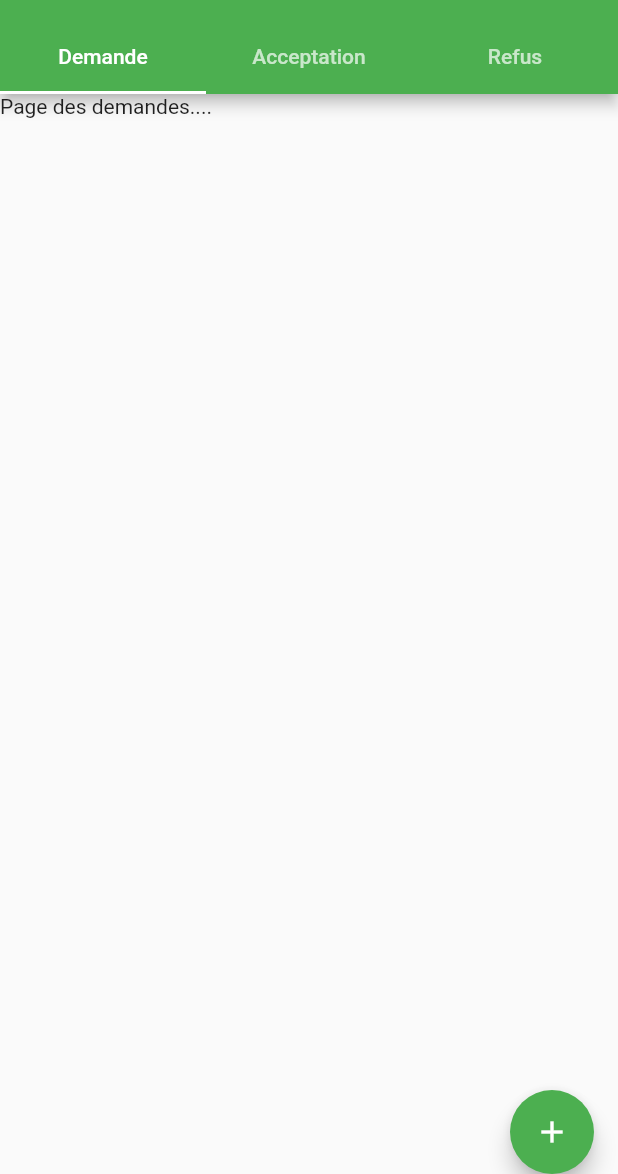
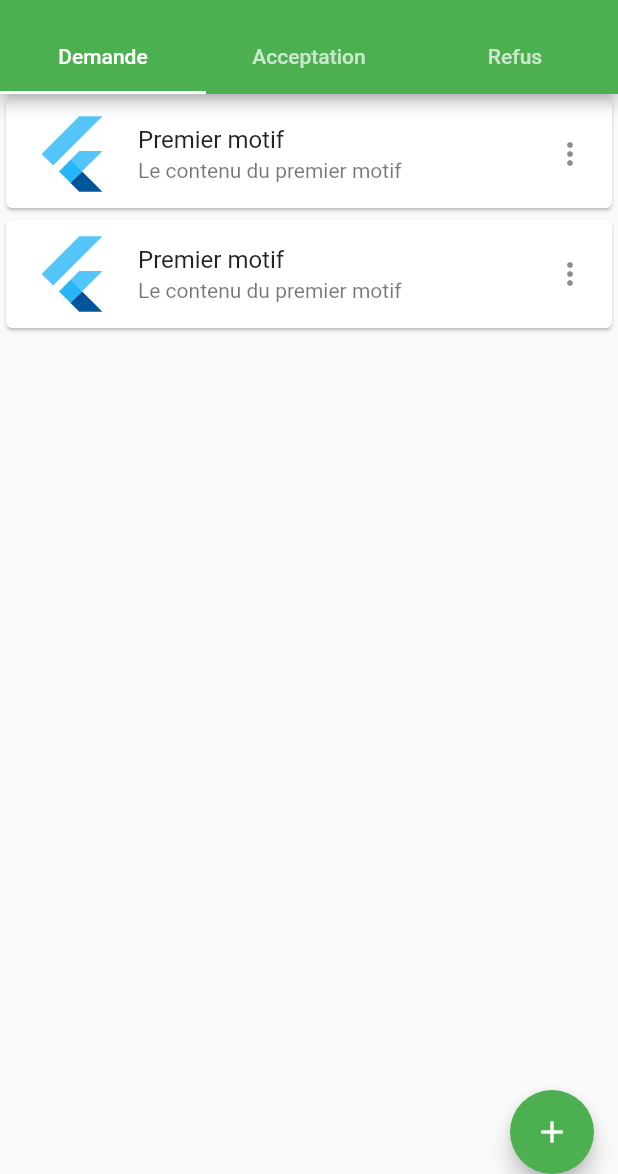
Before and after one commit to Markov500/bestfavor, a Flutter app: the screen it shows after launch, on a phone screen of 412 x 824 dp, the part 62-1236 px from its top. Run offline on Flutter 3.47's test engine with Material 2 defaults, Android fonts, the phone set to English and light mode, and no system bars.

Commit message:
correction des bug par rapport à l'ajout, actualisation de la pages d'affichage de la liste lorsqu'on y accède

```diff
--- a/lib/data/data.dart
+++ b/lib/data/data.dart
@@ -4,4 +4,17 @@ import 'package:bestfavor/models/demande.dart';
 List<String> mesAmis = ["Jean", "Luc", "Jacques"];
 
 //Liste des différentes demandes de faveur
-List<Demande> mesDemandes = [];
+List<Demande> mesDemandes = [
+  Demande(
+      id: "0",
+      motif: "Premier motif",
+      nomUtilisateur: "Jean",
+      description: "Le contenu du premier motif",
+      dateEnvoi: DateTime.now()),
+  Demande(
+      id: "1",
+      motif: "Premier motif",
+      nomUtilisateur: "Jean",
+      description: "Le contenu du premier motif",
+      dateEnvoi: DateTime.now())
+];
--- a/lib/screens/ajout_demande.dart
+++ b/lib/screens/ajout_demande.dart
@@ -67,6 +67,7 @@ class _AjoutDemandeState extends State<AjoutDemande> {
             Container(
               margin: EdgeInsets.all(10),
               child: TextFormField(
+                controller: motifController,
                 decoration: const InputDecoration(
                   border: OutlineInputBorder(),
                   hintText: 'Taper le motif',
@@ -83,6 +84,7 @@ class _AjoutDemandeState extends State<AjoutDemande> {
             Container(
               margin: EdgeInsets.all(10),
               child: TextFormField(
+                controller: contenuController,
                 maxLines: 8,
                 decoration: const InputDecoration(
                   border: OutlineInputBorder(),
@@ -130,15 +132,18 @@ class _AjoutDemandeState extends State<AjoutDemande> {
             Center(
               child: ElevatedButton(
                 onPressed: () {
-                  if (formKey.currentState!.validate() && creneau != null) {}
+                  if (formKey.currentState!.validate() && creneau != null) {
                     mesDemandes.add(Demande(
                         id: DateTime.now().toString(),
                         motif: motifController.text,
                         nomUtilisateur: ami,
                         description: contenuController.text,
                         dateEnvoi: creneau!));
+
+                    print(mesDemandes[3].description);
                     //Aller à la page d'affichages des demandes de faveurs
                     Navigator.pop(context);
+                  }
                 },
                 child: Text("Valider"),
               ),
--- a/lib/screens/home.dart
+++ b/lib/screens/home.dart
@@ -14,6 +14,7 @@ class Home extends StatefulWidget {
 class _HomeState extends State<Home> {
   @override
   Widget build(BuildContext context) {
+    Demande demandePage = Demande();
     return DefaultTabController(
         length: 3,
         child: Scaffold(
@@ -38,16 +39,24 @@ class _HomeState extends State<Home> {
               ),
             ),
           ),
+          body: TabBarView(
+            children: [demandePage, Acceptation(), Refus()],
+          ),
           floatingActionButton: FloatingActionButton(
             child: Icon(Icons.add),
             onPressed: () {
-                  Navigator.push(context,
-                      MaterialPageRoute(builder: (context) => AjoutDemande()));
-                }),
-            floatingActionButtonLocation:
-                FloatingActionButtonLocation.endDocked,
-            body: TabBarView(
-              children: [Demande(), Acceptation(), Refus()],
-            )));
+              Navigator.push(
+                      context,
+                      MaterialPageRoute(
+                          builder: (context) => const AjoutDemande()))
+                  .then((value) {
+                setState(() {
+                  demandePage = Demande();
+                });
+              });
+            },
+          ),
+          floatingActionButtonLocation: FloatingActionButtonLocation.endDocked,
+        ));
   }
 }
--- /dev/null
+++ b/lib/widgets/affichage_demande.dart
@@ -0,0 +1,22 @@
+import 'package:bestfavor/models/demande.dart';
+import 'package:flutter/material.dart';
+import 'package:flutter/src/widgets/framework.dart';
+import 'package:flutter/src/widgets/placeholder.dart';
+
+class AffichageDemande extends StatelessWidget {
+  final Demande maDemande;
+
+  const AffichageDemande({super.key, required this.maDemande});
+
+  @override
+  Widget build(BuildContext context) {
+    return Card(
+      child: ListTile(
+        leading: FlutterLogo(size: 56.0),
+        title: Text(maDemande.motif),
+        subtitle: Text(maDemande.description),
+        trailing: Icon(Icons.more_vert),
+      ),
+    );
+  }
+}
--- a/lib/widgets/demande.dart
+++ b/lib/widgets/demande.dart
@@ -1,6 +1,6 @@
+import 'package:bestfavor/data/data.dart';
+import 'package:bestfavor/widgets/affichage_demande.dart';
 import 'package:flutter/material.dart';
-import 'package:flutter/src/widgets/framework.dart';
-import 'package:flutter/src/widgets/placeholder.dart';
 
 class Demande extends StatefulWidget {
   const Demande({super.key});
@@ -13,7 +13,13 @@ class _DemandeState extends State<Demande> {
   @override
   Widget build(BuildContext context) {
     return Container(
-      child: Text("Page des demandes...."),
+      child: ListView(
+        children: mesDemandes
+            .map((e) => AffichageDemande(
+                  maDemande: e,
+                ))
+            .toList(),
+      ),
     );
   }
 }
```
Lines whose indentation alone changed are shown as unchanged.
